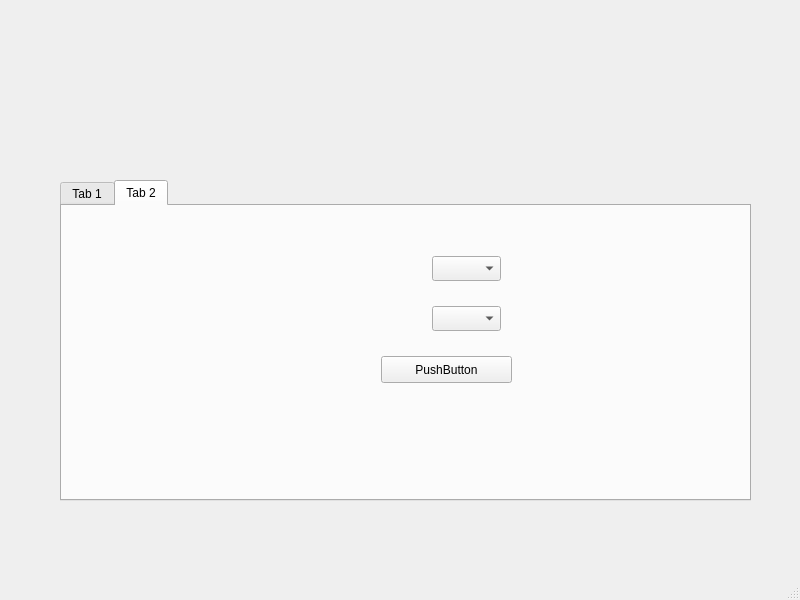
The window that mainwindow.ui (Millyvolt/test_tabwidget) describes before a commit, drawn with Qt 5.
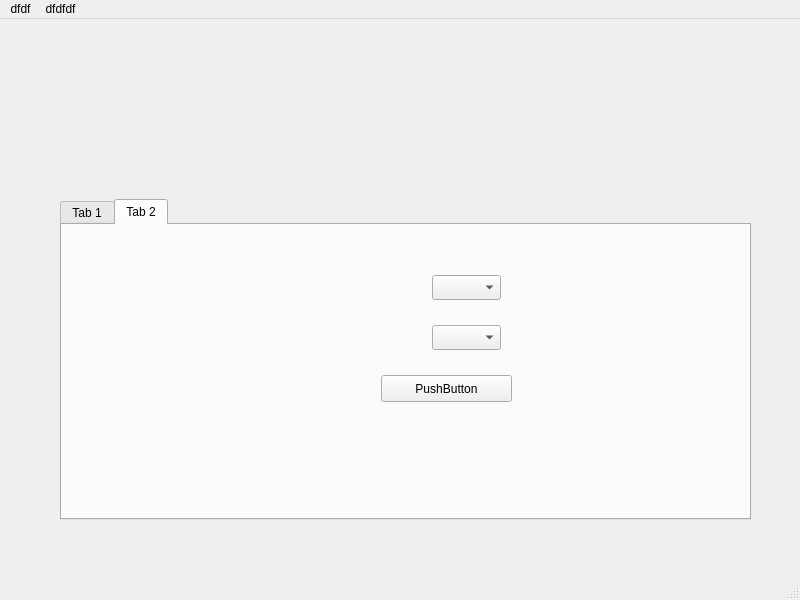
The same window after the commit. The open tabs and pages were chosen to show the change.

Patch:
```diff
--- a/mainwindow.ui
+++ b/mainwindow.ui
@@ -116,9 +116,21 @@
      <x>0</x>
      <y>0</y>
      <width>800</width>
-     <height>25</height>
+     <height>22</height>
     </rect>
    </property>
+   <widget class="QMenu" name="menudfdf">
+    <property name="title">
+     <string>dfdf</string>
+    </property>
+   </widget>
+   <widget class="QMenu" name="menudfdfdf">
+    <property name="title">
+     <string>dfdfdf</string>
+    </property>
+   </widget>
+   <addaction name="menudfdf"/>
+   <addaction name="menudfdfdf"/>
   </widget>
   <widget class="QStatusBar" name="statusbar"/>
  </widget>
```
Left out of the diff: 2 changed lines with no effect on the pictures.
